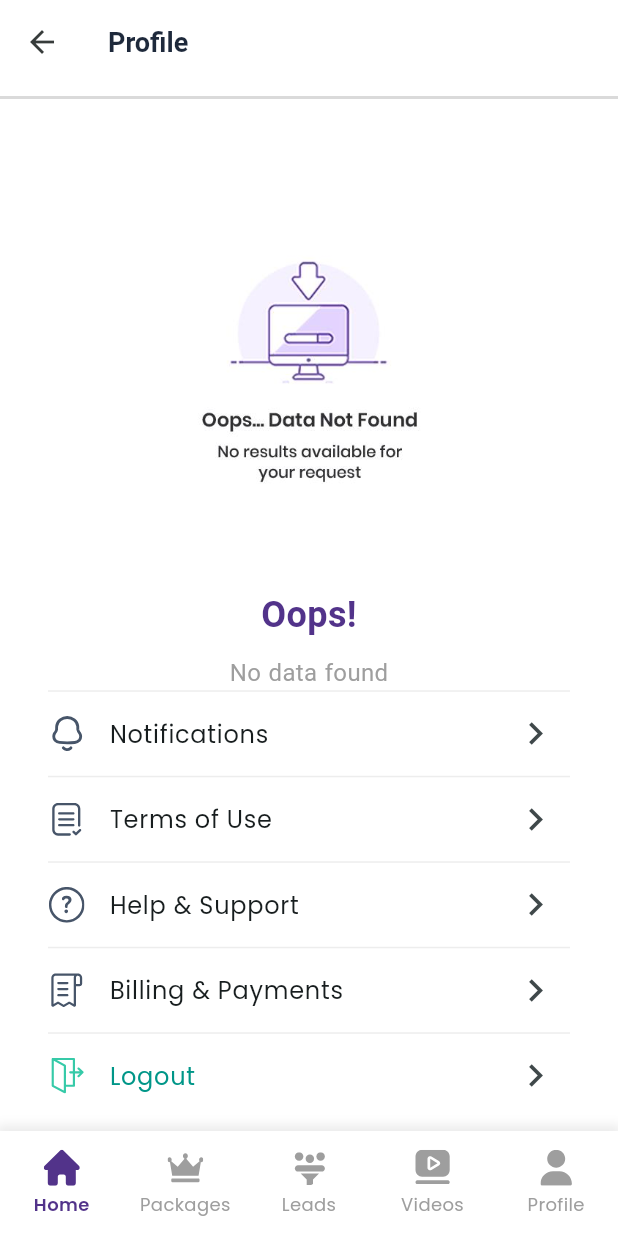
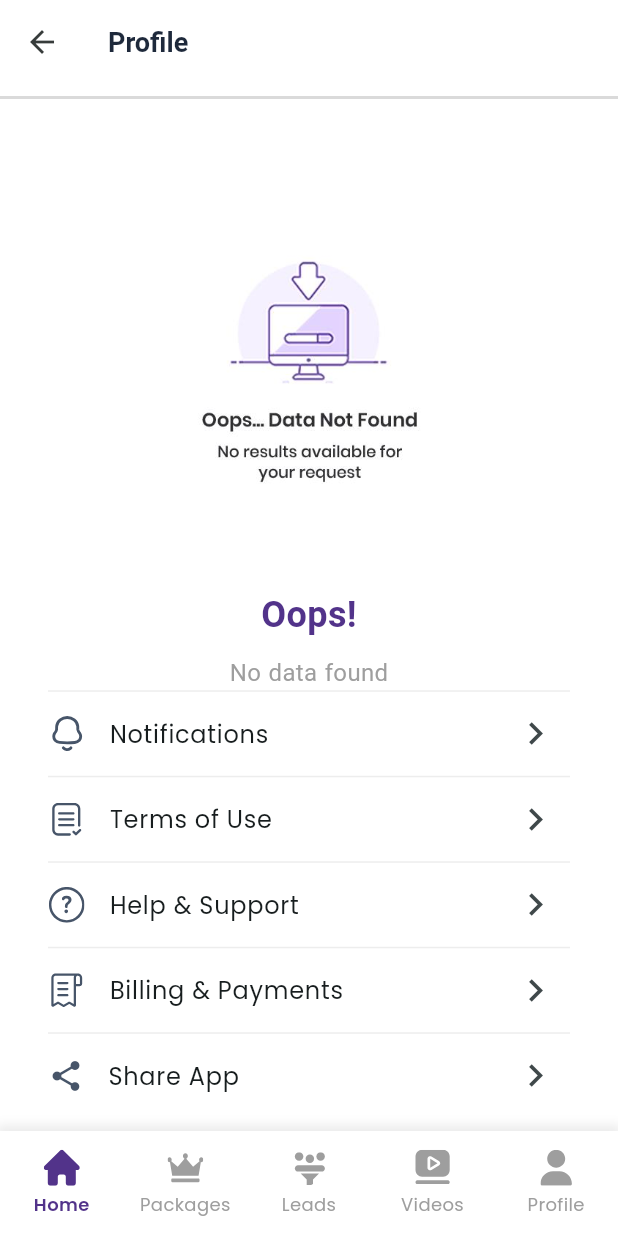
Before and after one commit to sahilq77/primeleads-android, a Flutter app: the ProfileScreen screen opened by its route, on a phone screen of 412 x 824 dp. Run offline on Flutter 3.47's test engine with Material 3 defaults, Android fonts, the phone set to English and light mode, and no system bars; our stand-ins replace another_flushbar, cached_network_image, carousel_slider, connectivity_plus, device_info_plus, dio and 22 more; missing offline and left inert: colorful_safe_area, razorpay_flutter; accounts and stored records are empty; network calls fail; Roboto replaces fonts that are missing (Mukta); project files that could hold a hidden picture were left out.

Commit message:
app share

```diff
--- a/lib/view/profile/profile_screen.dart
+++ b/lib/view/profile/profile_screen.dart
@@ -1,3 +1,5 @@
+import 'dart:io';
+
 import 'package:cached_network_image/cached_network_image.dart';
 import 'package:flutter/material.dart';
 import 'package:flutter_svg/svg.dart';
@@ -9,6 +11,7 @@ import 'package:prime_leads/utility/app_colors.dart';
 import 'package:prime_leads/utility/app_images.dart';
 import 'package:prime_leads/utility/app_routes.dart';
 import 'package:prime_leads/utility/app_utility.dart';
+import 'package:share_plus/share_plus.dart';
 import 'package:shimmer/shimmer.dart';
 import 'package:url_launcher/url_launcher.dart';
 
@@ -292,6 +295,26 @@ class ProfileScreen extends StatelessWidget {
                     width: double.infinity,
                     color: Color(0xFFEDEDED),
                   ),
+                  // New Share App ListTile
+                  ListTile(
+                    leading: Icon(
+                      Icons.share,
+                      color: AppColors.grey,
+                      // height: 25,
+                      // width: 25,
+                    ),
+                    title: Text('Share App'),
+                    trailing: Icon(Icons.chevron_right, size: 30),
+                    onTap: ()async {
+                  await   _shareApp(context);
+                    },
+                  ),
+                  Container(
+                    margin: const EdgeInsets.symmetric(horizontal: 16),
+                    height: 1,
+                    width: double.infinity,
+                    color: Color(0xFFEDEDED),
+                  ),
                   ListTile(
                     leading: SvgPicture.asset(
                       AppImages.logoutIcon,
@@ -345,6 +368,41 @@ class ProfileScreen extends StatelessWidget {
         bottomNavigationBar: CustomBottomBar(),
       ),
     );
+  }
+
+    Future<void> _shareApp(BuildContext context) async {
+    try {
+      // Define the app name and links for both platforms
+      const String appName = 'Prime Leads';
+      const String androidAppUrl =
+          'https://play.google.com/store/apps/details?id=com.quick.prime_leads';
+      const String iosAppUrl = 'https://apps.apple.com/app/your-app-id'; // Replace with actual App Store link
+      const String fallbackUrl = 'https://yourwebsite.com'; // Replace with your website if no app store link
+
+      // Determine the platform to select the appropriate link
+      final String shareUrl = Platform.isAndroid ? androidAppUrl : iosAppUrl;
+
+      // Customize the share message
+      final String shareText = '$appName: Check out this amazing app! Download it now: $shareUrl';
+
+      // Use Share.share for sharing text with the share sheet
+      await Share.share(
+        shareText,
+        subject: 'Share $appName App',
+        sharePositionOrigin: Rect.fromLTWH(0, 0, MediaQuery.of(context).size.width, MediaQuery.of(context).size.height / 2),
+      );
+    } catch (e, stackTrace) {
+      // Log the error for debugging
+      debugPrint('Error sharing app: $e\nStackTrace: $stackTrace');
+
+      // Show a more descriptive error message to the user
+      ScaffoldMessenger.of(context).showSnackBar(
+        SnackBar(
+          content: Text('Failed to share the app: ${e.toString()}'),
+          duration: Duration(seconds: 3),
+        ),
+      );
+    }
   }
 
   _logoutDialog(BuildContext context, ProfileController controller) {
@@ -560,8 +618,7 @@ class ProfileScreen extends StatelessWidget {
                                       vertical: 8,
                                     ),
                                     decoration: BoxDecoration(
-                                      color: Colors.white,
-                                      border: Border.all(color: Colors.grey),
+                                      color: AppColors.primaryTeal,
                                       borderRadius: BorderRadius.circular(5),
                                     ),
                                     child: Center(
@@ -569,7 +626,7 @@ class ProfileScreen extends StatelessWidget {
                                         'Cancel',
                                         style: TextStyle(
                                           fontWeight: FontWeight.w600,
-                                          color: const Color(0xFF7A7773),
+                                          color: Colors.white,
                                           fontSize: 16,
                                         ),
                                       ),
@@ -611,7 +668,8 @@ class ProfileScreen extends StatelessWidget {
                                       vertical: 8,
                                     ),
                                     decoration: BoxDecoration(
-                                      color: AppColors.primaryTeal,
+                                      color: Colors.white,
+                                      border: Border.all(color: Colors.grey),
                                       borderRadius: BorderRadius.circular(5),
                                     ),
                                     child: Center(
@@ -619,7 +677,7 @@ class ProfileScreen extends StatelessWidget {
                                         'Delete',
                                         style: TextStyle(
                                           fontWeight: FontWeight.w600,
-                                          color: Colors.white,
+                                          color: const Color(0xFF7A7773),
                                           fontSize: 16,
                                         ),
                                       ),
@@ -627,6 +685,56 @@ class ProfileScreen extends StatelessWidget {
                                   ),
                                 ),
                               ),
+
+                              // Expanded(
+                              //   child: GestureDetector(
+                              //     onTap: () {
+                              //       Get.back();
+                              //       final deleteController = Get.put(
+                              //         DeleteUserController(),
+                              //       );
+                              //       deleteController
+                              //           .delteUser(context: context)
+                              //           .then((value) {
+                              //             AppUtility.clearUserInfo().then((_) {
+                              //               Get.offAllNamed(AppRoutes.login);
+                              //             });
+                              //           })
+                              //           .catchError((error) {
+                              //             ScaffoldMessenger.of(
+                              //               context,
+                              //             ).showSnackBar(
+                              //               SnackBar(
+                              //                 content: Text(
+                              //                   'Error deleting user: $error',
+                              //                 ),
+                              //               ),
+                              //             );
+                              //           });
+                              //     },
+                              //     child: Container(
+                              //       height: 50,
+                              //       padding: EdgeInsets.symmetric(
+                              //         horizontal: 16,
+                              //         vertical: 8,
+                              //       ),
+                              //       decoration: BoxDecoration(
+                              //         color: AppColors.primaryTeal,
+                              //         borderRadius: BorderRadius.circular(5),
+                              //       ),
+                              //       child: Center(
+                              //         child: Text(
+                              //           'Delete',
+                              //           style: TextStyle(
+                              //             fontWeight: FontWeight.w600,
+                              //             color: Colors.white,
+                              //             fontSize: 16,
+                              //           ),
+                              //         ),
+                              //       ),
+                              //     ),
+                              //   ),
+                              // ),
                             ],
                           ),
                         ],
--- a/pubspec.yaml
+++ b/pubspec.yaml
@@ -62,10 +62,10 @@ dependencies:
   html: ^0.15.4
   flutter_html: ^3.0.0
   dio: ^5.8.0+1
-  path_provider: ^2.1.5
   open_file: ^3.5.9
   fluttertoast: ^8.2.8
   timezone: ^0.10.0
+  share_plus: ^10.0.0
   # flutter_vibrate: ^1.3.0
 
 
```
Also changed, not shown: pubspec.lock.
